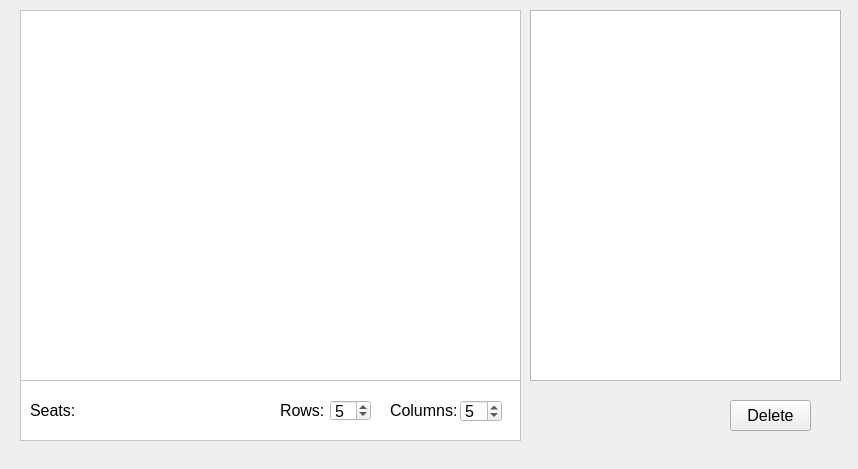
Above: Mainwindow/edit_hall/edit_hall.ui from Drakenhielm/Biobokningssystem before the change. Below: the same form after it.
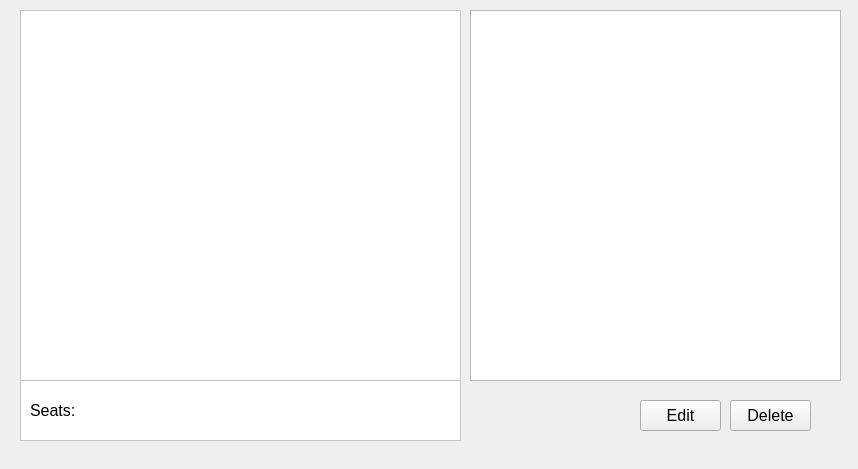
That is the form after the change.

Patch:
```diff
--- a/Mainwindow/edit_hall/edit_hall.ui
+++ b/Mainwindow/edit_hall/edit_hall.ui
@@ -10,6 +10,18 @@
     <height>469</height>
    </rect>
   </property>
+  <property name="minimumSize">
+   <size>
+    <width>858</width>
+    <height>469</height>
+   </size>
+  </property>
+  <property name="maximumSize">
+   <size>
+    <width>858</width>
+    <height>469</height>
+   </size>
+  </property>
   <property name="windowTitle">
    <string>Hall List</string>
   </property>
@@ -18,7 +30,7 @@
     <rect>
      <x>20</x>
      <y>10</y>
-     <width>501</width>
+     <width>441</width>
      <height>431</height>
     </rect>
    </property>
@@ -100,7 +112,7 @@
      <rect>
       <x>0</x>
       <y>0</y>
-      <width>501</width>
+      <width>441</width>
       <height>371</height>
      </rect>
     </property>
@@ -178,90 +190,6 @@
      <enum>QFrame::Sunken</enum>
     </property>
    </widget>
-   <widget class="QSpinBox" name="spinBox_rows">
-    <property name="geometry">
-     <rect>
-      <x>310</x>
-      <y>390</y>
-      <width>41</width>
-      <height>21</height>
-     </rect>
-    </property>
-    <property name="font">
-     <font>
-      <pointsize>12</pointsize>
-     </font>
-    </property>
-    <property name="minimum">
-     <number>1</number>
-    </property>
-    <property name="maximum">
-     <number>25</number>
-    </property>
-    <property name="value">
-     <number>5</number>
-    </property>
-   </widget>
-   <widget class="QSpinBox" name="spinBox_columns">
-    <property name="geometry">
-     <rect>
-      <x>440</x>
-      <y>390</y>
-      <width>42</width>
-      <height>22</height>
-     </rect>
-    </property>
-    <property name="font">
-     <font>
-      <pointsize>12</pointsize>
-     </font>
-    </property>
-    <property name="minimum">
-     <number>1</number>
-    </property>
-    <property name="maximum">
-     <number>25</number>
-    </property>
-    <property name="value">
-     <number>5</number>
-    </property>
-   </widget>
-   <widget class="QLabel" name="label_rows">
-    <property name="geometry">
-     <rect>
-      <x>260</x>
-      <y>390</y>
-      <width>51</width>
-      <height>21</height>
-     </rect>
-    </property>
-    <property name="font">
-     <font>
-      <pointsize>12</pointsize>
-     </font>
-    </property>
-    <property name="text">
-     <string>Rows:</string>
-    </property>
-   </widget>
-   <widget class="QLabel" name="label_columns">
-    <property name="geometry">
-     <rect>
-      <x>370</x>
-      <y>390</y>
-      <width>71</width>
-      <height>21</height>
-     </rect>
-    </property>
-    <property name="font">
-     <font>
-      <pointsize>12</pointsize>
-     </font>
-    </property>
-    <property name="text">
-     <string>Columns:</string>
-    </property>
-   </widget>
    <widget class="QLabel" name="label_number_of_seats">
     <property name="geometry">
      <rect>
@@ -302,11 +230,44 @@
   <widget class="QTableView" name="tableView_edit_hall">
    <property name="geometry">
     <rect>
-     <x>530</x>
+     <x>470</x>
      <y>10</y>
-     <width>311</width>
+     <width>371</width>
      <height>371</height>
     </rect>
+   </property>
+   <property name="selectionBehavior">
+    <enum>QAbstractItemView::SelectRows</enum>
+   </property>
+   <property name="showGrid">
+    <bool>true</bool>
+   </property>
+   <attribute name="horizontalHeaderVisible">
+    <bool>true</bool>
+   </attribute>
+   <attribute name="verticalHeaderVisible">
+    <bool>false</bool>
+   </attribute>
+   <attribute name="verticalHeaderDefaultSectionSize">
+    <number>20</number>
+   </attribute>
+  </widget>
+  <widget class="QPushButton" name="EditButton">
+   <property name="geometry">
+    <rect>
+     <x>640</x>
+     <y>400</y>
+     <width>81</width>
+     <height>31</height>
+    </rect>
+   </property>
+   <property name="font">
+    <font>
+     <pointsize>12</pointsize>
+    </font>
+   </property>
+   <property name="text">
+    <string>Edit</string>
    </property>
   </widget>
  </widget>
```
Left out of the diff: 3 changed lines with no effect on the pictures.
